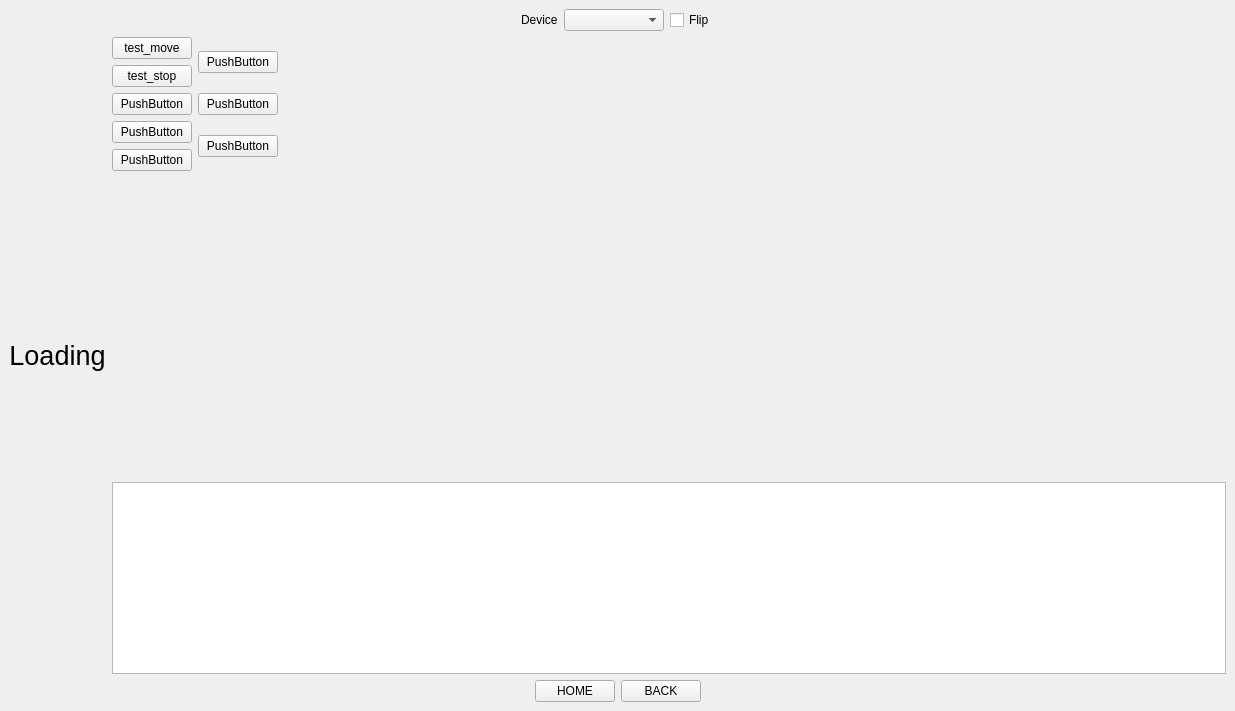
Above: main.ui from Cerber2ol8/DnfWorkDeploy before the change. Below: the same form after it.
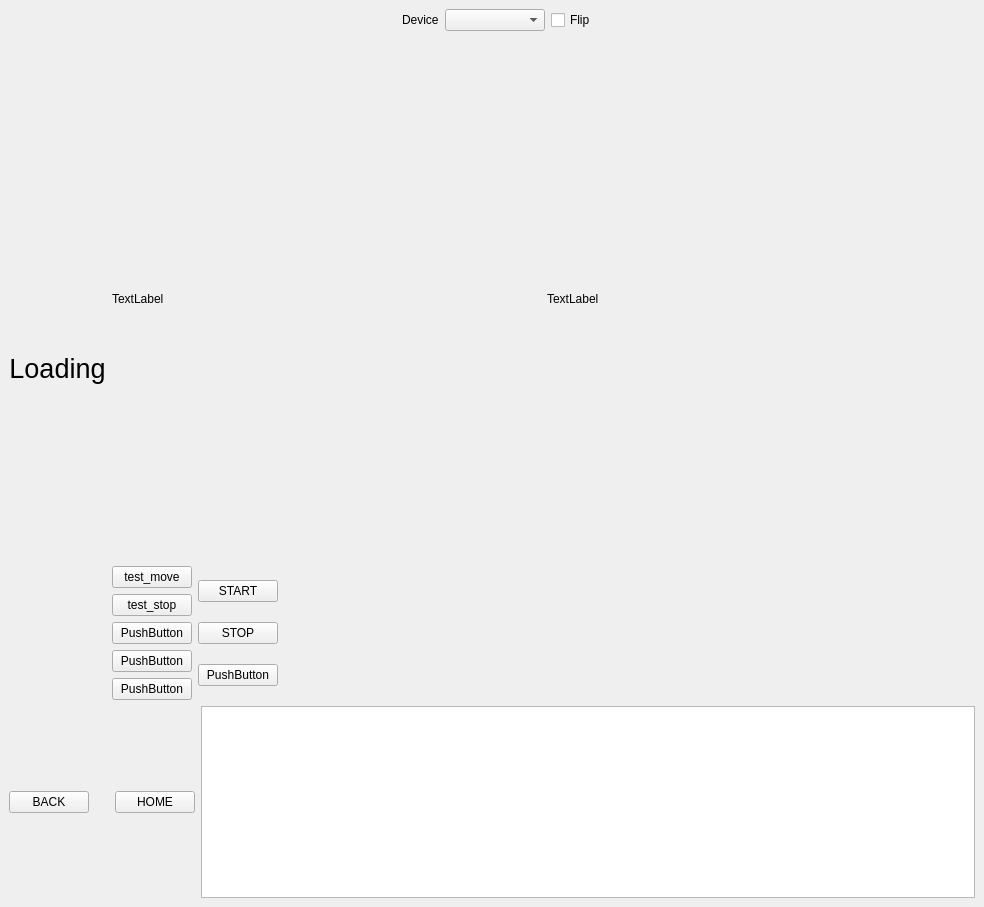
That is the form after the change.

The edit to the form file:
```diff
--- a/main.ui
+++ b/main.ui
@@ -6,8 +6,8 @@
    <rect>
     <x>0</x>
     <y>0</y>
-    <width>1235</width>
-    <height>711</height>
+    <width>984</width>
+    <height>907</height>
    </rect>
   </property>
   <property name="windowTitle">
@@ -21,7 +21,14 @@
        <enum>QLayout::SetFixedSize</enum>
       </property>
       <item>
-       <layout class="QHBoxLayout" name="horizontalLayout_4" stretch="0,0,0,0,0">
+       <layout class="QHBoxLayout" name="horizontalLayout_4" stretch="0,0,0,0,0,0">
+        <item>
+         <widget class="QLabel" name="label_fps">
+          <property name="text">
+           <string/>
+          </property>
+         </widget>
+        </item>
         <item>
          <spacer name="horizontalSpacer_3">
           <property name="orientation">
@@ -97,7 +104,22 @@
           <item>
            <layout class="QVBoxLayout" name="verticalLayout_3">
             <item>
-             <layout class="QHBoxLayout" name="horizontalLayout_11"/>
+             <layout class="QHBoxLayout" name="horizontalLayout_11">
+              <item>
+               <widget class="QLabel" name="label_info2">
+                <property name="text">
+                 <string>TextLabel</string>
+                </property>
+               </widget>
+              </item>
+              <item>
+               <widget class="QLabel" name="label_info1">
+                <property name="text">
+                 <string>TextLabel</string>
+                </property>
+               </widget>
+              </item>
+             </layout>
             </item>
             <item>
              <layout class="QHBoxLayout" name="horizontalLayout_10">
@@ -145,14 +167,14 @@
                 <item>
                  <widget class="QPushButton" name="pushButton_5">
                   <property name="text">
-                   <string>PushButton</string>
+                   <string>START</string>
                   </property>
                  </widget>
                 </item>
                 <item>
                  <widget class="QPushButton" name="pushButton_7">
                   <property name="text">
-                   <string>PushButton</string>
+                   <string>STOP</string>
                   </property>
                  </widget>
                 </item>
@@ -180,9 +202,6 @@
               </item>
              </layout>
             </item>
-            <item alignment="Qt::AlignBottom">
-             <widget class="QTextEdit" name="textEdit"/>
-            </item>
            </layout>
           </item>
          </layout>
@@ -197,26 +216,6 @@
         <property name="sizeConstraint">
          <enum>QLayout::SetFixedSize</enum>
         </property>
-        <item>
-         <spacer name="horizontalSpacer">
-          <property name="orientation">
-           <enum>Qt::Horizontal</enum>
-          </property>
-          <property name="sizeHint" stdset="0">
-           <size>
-            <width>40</width>
-            <height>20</height>
-           </size>
-          </property>
-         </spacer>
-        </item>
-        <item>
-         <widget class="QPushButton" name="button_home">
-          <property name="text">
-           <string>HOME</string>
-          </property>
-         </widget>
-        </item>
         <item>
          <widget class="QPushButton" name="button_back">
           <property name="text">
@@ -227,16 +226,26 @@
         <item>
          <spacer name="horizontalSpacer_2">
           <property name="orientation">
-           <enum>Qt::Horizontal</enum>
+           <enum>Qt::Vertical</enum>
           </property>
           <property name="sizeHint" stdset="0">
            <size>
-            <width>40</width>
-            <height>20</height>
+            <width>20</width>
+            <height>40</height>
            </size>
           </property>
          </spacer>
         </item>
+        <item>
+         <widget class="QPushButton" name="button_home">
+          <property name="text">
+           <string>HOME</string>
+          </property>
+         </widget>
+        </item>
+        <item>
+         <widget class="QTextEdit" name="textEdit"/>
+        </item>
        </layout>
       </item>
      </layout>
```
Left out of the diff: 6 changed lines with no effect on the pictures.
